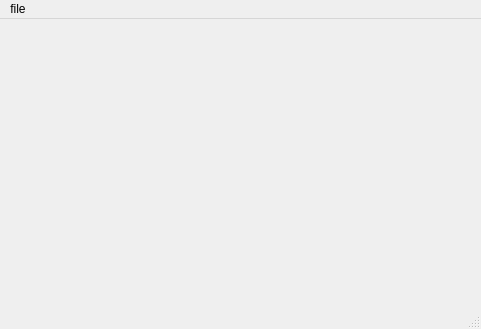
This is pyqtgraph.ui in yaricp/eeg-filters as Qt 5 draws it before an edit. The edited form follows.
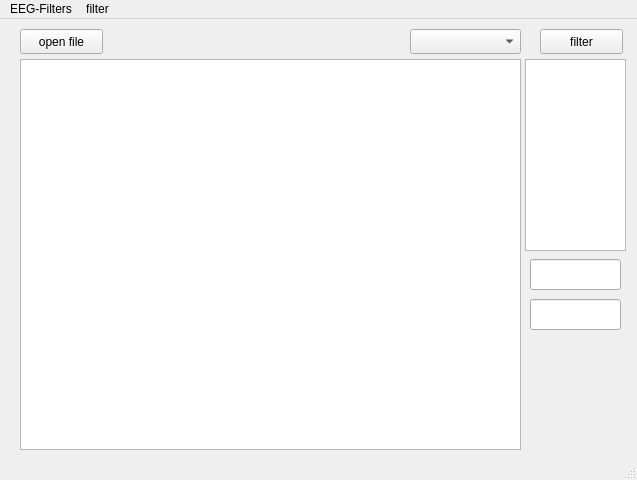
This is the edited form.

Commit message: get main window QT from QT Designer

```diff
--- a/pyqtgraph.ui
+++ b/pyqtgraph.ui
@@ -5,32 +5,95 @@
 <rect>
 <x>0</x>
 <y>0</y>
-<width>481</width>
-<height>329</height>
+    <width>637</width>
+    <height>480</height>
 </rect>
 </property>
 <property name="windowTitle">
 <string>MainWindow</string>
 </property>
 <widget class="QWidget" name="centralwidget">
-<widget class="QWidget" name="gridLayoutWidget">
+   <widget class="QListWidget" name="bandwidths">
+    <property name="enabled">
+     <bool>true</bool>
+    </property>
 <property name="geometry">
 <rect>
-<x>-1</x>
-<y>-1</y>
-<width>481</width>
-<height>281</height>
-</rect>
-</property>
-<layout class="QGridLayout" name="grid">
-<item row="0" column="0">
-<widget class="QLabel" name="label">
+      <x>525</x>
+      <y>40</y>
+      <width>101</width>
+      <height>192</height>
+     </rect>
+    </property>
+    <property name="currentRow">
+     <number>-1</number>
+    </property>
+   </widget>
+   <widget class="QPushButton" name="pushButton">
+    <property name="geometry">
+     <rect>
+      <x>20</x>
+      <y>10</y>
+      <width>83</width>
+      <height>25</height>
+     </rect>
+    </property>
 <property name="text">
-<string/>
-</property>
-</widget>
-</item>
-</layout>
+     <string>open file</string>
+    </property>
+   </widget>
+   <widget class="QPushButton" name="pushButton_2">
+    <property name="geometry">
+     <rect>
+      <x>540</x>
+      <y>10</y>
+      <width>83</width>
+      <height>25</height>
+     </rect>
+    </property>
+    <property name="text">
+     <string>filter</string>
+    </property>
+   </widget>
+   <widget class="QGraphicsView" name="graphicsView">
+    <property name="geometry">
+     <rect>
+      <x>20</x>
+      <y>40</y>
+      <width>501</width>
+      <height>391</height>
+     </rect>
+    </property>
+   </widget>
+   <widget class="QLineEdit" name="lineEdit">
+    <property name="geometry">
+     <rect>
+      <x>530</x>
+      <y>240</y>
+      <width>91</width>
+      <height>31</height>
+     </rect>
+    </property>
+   </widget>
+   <widget class="QLineEdit" name="lineEdit_2">
+    <property name="geometry">
+     <rect>
+      <x>530</x>
+      <y>280</y>
+      <width>91</width>
+      <height>31</height>
+     </rect>
+    </property>
+   </widget>
+   <widget class="QComboBox" name="comboBox">
+    <property name="geometry">
+     <rect>
+      <x>410</x>
+      <y>10</y>
+      <width>111</width>
+      <height>25</height>
+     </rect>
+    </property>
 </widget>
 </widget>
 <widget class="QMenuBar" name="menubar">
@@ -38,16 +101,22 @@
 <rect>
 <x>0</x>
 <y>0</y>
-<width>481</width>
-<height>20</height>
-</rect>
-</property>
-<widget class="QMenu" name="menuFile">
+     <width>637</width>
+     <height>22</height>
+    </rect>
+   </property>
+   <widget class="QMenu" name="menuEEG_Filters">
 <property name="title">
-<string>file</string>
-</property>
-</widget>
-<addaction name="menuFile"/>
+     <string>EEG-Filters</string>
+    </property>
+   </widget>
+   <widget class="QMenu" name="menufilter">
+    <property name="title">
+     <string>filter</string>
+    </property>
+   </widget>
+   <addaction name="menuEEG_Filters"/>
+   <addaction name="menufilter"/>
 </widget>
 <widget class="QStatusBar" name="statusbar"/>
 <action name="actionExit">
```
Left out of the diff: 8 changed lines with no effect on the pictures. Lines whose indentation alone changed are shown as unchanged. The commit also changes 3 other files.
